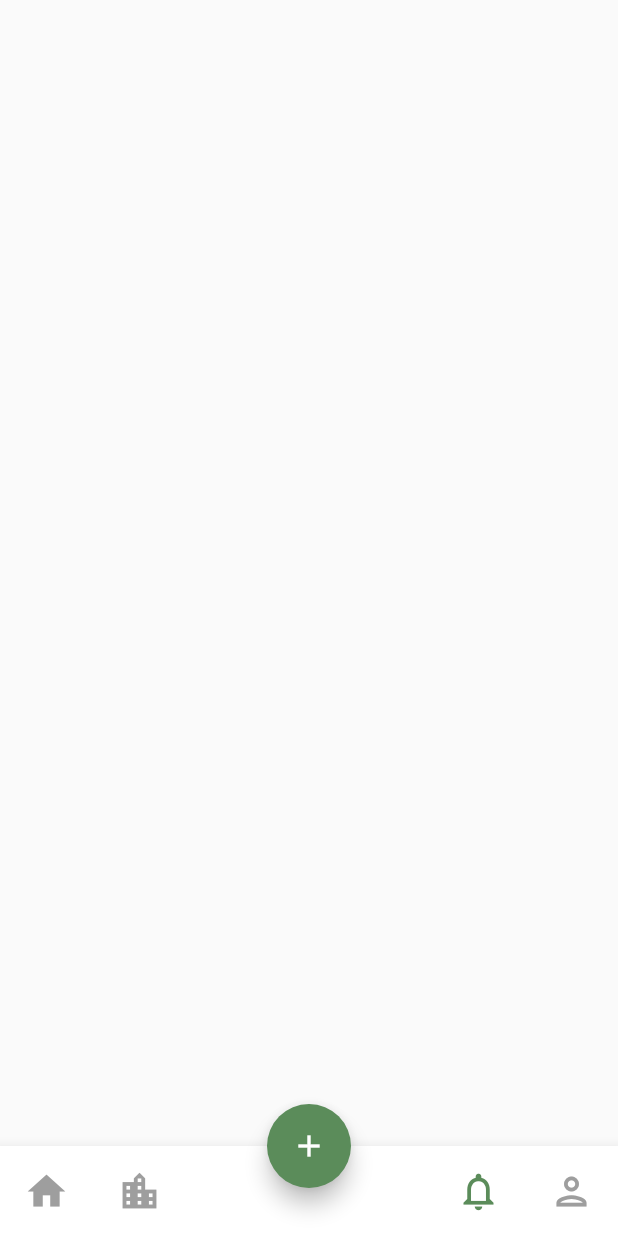
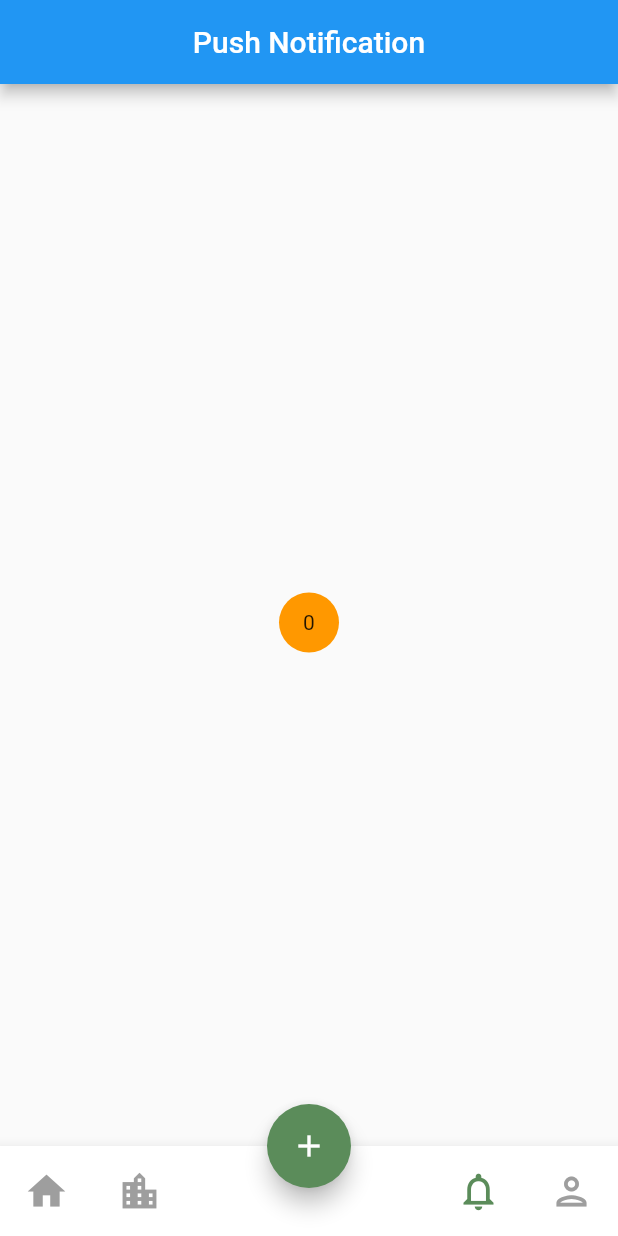
Before and after one commit to kritikasubba/yourself-, a Flutter app: the screen it shows after launch, after a tap on "Take Your Photo", after a tap on the "notifications" icon, on a phone screen of 412 x 824 dp. Run offline on Flutter 3.47's test engine with Material 2 defaults, Android fonts, the phone set to English and light mode, and no system bars; drawn by our look-alikes of overlay_support; our stand-ins replace cloud_firestore, firebase_core, firebase_messaging, fluttertoast, lottie, table_calendar; accounts and stored records are empty; generated files the repository leaves out were written again.

Commit message:
send 1st notification

```diff
--- a/analysis_options.yaml
+++ b/analysis_options.yaml
@@ -22,7 +22,7 @@ linter:
   # `// ignore_for_file: name_of_lint` syntax on the line or in the file
   # producing the lint.
   rules:
-    # avoid_print: false  # Uncomment to disable the `avoid_print` rule
+    avoid_print: false  # Uncomment to disable the `avoid_print` rule
     # prefer_single_quotes: true  # Uncomment to enable the `prefer_single_quotes` rule
 
 # Additional information about this file can be found at
--- a/lib/app/Navigation/notification_page.dart
+++ b/lib/app/Navigation/notification_page.dart
@@ -1,5 +1,10 @@
+import 'package:firebase_core/firebase_core.dart';
+import 'package:firebase_messaging/firebase_messaging.dart';
 import 'package:flutter/material.dart';
-
+import 'package:overlay_support/overlay_support.dart';
+import 'package:yourself/app/model/push_notification.dart';
+import 'package:yourself/app/notification/notification_badge.dart';
+import 'package:yourself/app/resources/size_constants.dart';
 
 class NotificationPage extends StatefulWidget {
   const NotificationPage({Key? key}) : super(key: key);
@@ -9,9 +14,115 @@ class NotificationPage extends StatefulWidget {
 }
 
 class _NotificationPageState extends State<NotificationPage> {
+  late final FirebaseMessaging _messaging;
+  late int _totalNotificationCounter;
+  PushNotification? _notificationInfo;
+
+  //register notification
+  void registerNotification() async {
+    await Firebase.initializeApp();
+
+    //instance for firebase messaging
+    _messaging = FirebaseMessaging.instance; //instance of messaging
+
+    NotificationSettings settings = await _messaging.requestPermission(
+      //setting grant ko lagi
+      alert: true,
+      badge: true,
+      sound: true,
+      provisional: false,
+    );
+    if (settings.authorizationStatus == AuthorizationStatus.authorized) {
+      //setting authorized vako cha ki chaina
+      print('Granted successfully');
+
+      FirebaseMessaging.onMessage.listen((RemoteMessage message) {
+        //remote message is message from firebase
+        PushNotification notification = PushNotification(
+            //firebase bata aako message model mah save gareko
+            body: message.notification!.body ?? "",
+            dataBody: message.data['body'],
+            dataTitle: message.data['title'],
+            title: message.notification!.title ?? "");
+        setState(() {
+          _totalNotificationCounter++; //notification receive vayec notification counter increase
+          _notificationInfo =
+              notification; //remote server bata aako message(value) haru notificationinfo mah save gareko
+        });
+
+        if (notification != null) {
+          //remote server bata recieve gareko message yeti null chaina vaneh notifaction badge dekhaune
+          showSimpleNotification(Text(_notificationInfo!.title!),
+              leading: NotificationBadge(
+                  totalNotification: _totalNotificationCounter),
+              subtitle: Text(_notificationInfo!.body!),
+              background: Colors.teal,
+              duration: const Duration(seconds: 10));
+        }
+      });
+    } else {
+      print('Permission declined by user');
+    }
+  }
+
+  @override
+  void initState() {
+    FirebaseMessaging.onMessageOpenedApp.listen((RemoteMessage message) {  //app ko baira notification show
+       PushNotification notification = PushNotification(
+            //firebase bata aako message model mah save gareko
+            body: message.notification!.body ?? "",
+            dataBody: message.data['body'],
+            dataTitle: message.data['title'],
+            title: message.notification!.title ?? "");
+        setState(() {
+          _totalNotificationCounter++; //notification receive vayec notification counter increase
+          _notificationInfo =
+              notification; //remote server bata aako message(value) haru notificationinfo mah save gareko
+        });
+
+    });
+    registerNotification();
+    _totalNotificationCounter = 0;
+    // TODO: implement initState
+    super.initState();
+  }
+
   @override
   Widget build(BuildContext context) {
-    return Scaffold();
+    return Scaffold(
+      appBar: AppBar(
+        centerTitle: true,
+        title: const Text('Push Notification'),
+      ),
+      body: Center(
+          child: Column(
+        mainAxisAlignment: MainAxisAlignment.center,
+        children: [
+          // Text(
+          //   'Push Notification',
+          //   style: Theme.of(context).textTheme.headline5,
+          // ),
+          SBC.lH,
 
+          _notificationInfo != null
+              ? Column(
+                  crossAxisAlignment: CrossAxisAlignment.center,
+                  children: [
+                    Text(
+                      '${_notificationInfo?.dataTitle ?? _notificationInfo!.title}',
+                      style: Theme.of(context).textTheme.bodyText2,
+                    ),
+                    SBC.lH,
+                    Text(
+                      '${_notificationInfo?.dataBody ?? _notificationInfo!.body}',
+                      style: Theme.of(context).textTheme.bodyText2,
+                    )
+                  ],
+                )
+              : Container(),
+               NotificationBadge(totalNotification: _totalNotificationCounter),
+        ],
+      )),
+    );
   }
 }
--- a/lib/app/model/push_notification.dart
+++ b/lib/app/model/push_notification.dart
@@ -1,8 +1,8 @@
 class PushNotification{
-  final String title;
-  final String body;
-  final String dataTitle;
-  final String dataBody;
+   String? title;
+   String? body;
+   String? dataTitle;
+   String? dataBody;
 
   PushNotification({
     required this.body,
--- /dev/null
+++ b/lib/app/notification/notification_badge.dart
@@ -0,0 +1,28 @@
+import 'package:flutter/material.dart';
+
+
+class NotificationBadge extends StatelessWidget {
+  final int totalNotification;
+  const NotificationBadge({
+    required this.totalNotification,
+    Key? key}) : super(key: key);
+
+  @override
+  Widget build(BuildContext context) {
+    return Container(
+      width: 40,
+      height: 40,
+decoration: const BoxDecoration(
+  color: Colors.orange,
+  shape: BoxShape.circle
+),
+child: Center(
+  child: Padding(
+    padding: const EdgeInsets.all(8.0),
+    child: Text('$totalNotification' , style: Theme.of(context).textTheme.bodyText2,),
+  ),
+),
+    );
+
+  }
+}
```
